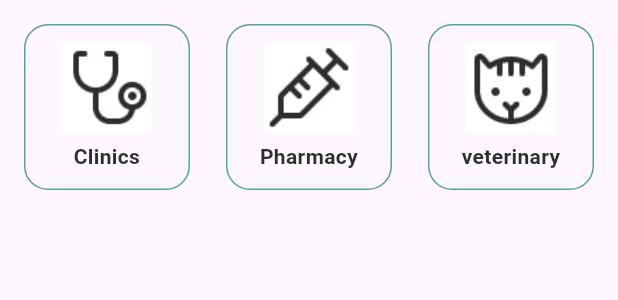
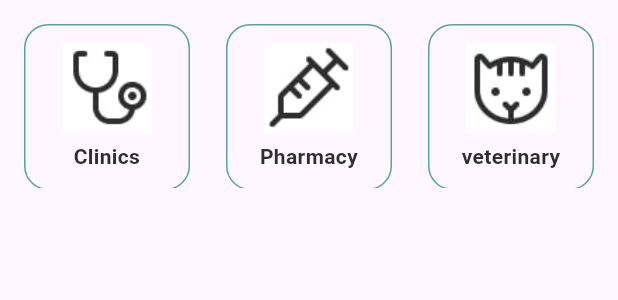
Before and after one commit to Rostomgh/MediDose-App, a Flutter app: the CategoryScreen widget shown alone on an empty page, opened directly, on a phone screen of 412 x 824 dp. Shown: the top 300 px of the screen. Run offline on Flutter 3.47's test engine with Material 3 defaults, Android fonts, the phone set to English and light mode, and no system bars; our stand-ins replace animated_splash_screen, eva_icons_flutter, responsive_grid, smooth_page_indicator.

Commit message:
fix error

```diff
--- a/lib/core/Theme/SizeBoxApp.dart
+++ b/lib/core/Theme/SizeBoxApp.dart
@@ -4,6 +4,6 @@ class AppSizes {
   static const double sizeBut = 28;
   static const double stext = 5;
   static const double sicon = 30;
-  static const double sizeColumn = 4;
+  static const double sizeColumn = 1;
   static const double sizeRow = 16;
 }
--- a/lib/core/Widgets/CategoryList.dart
+++ b/lib/core/Widgets/CategoryList.dart
@@ -9,7 +9,9 @@ class CategoryScreen extends StatelessWidget {
   Widget build(BuildContext context) {
     final categoryItems = CategoryItem().items;
 
-    return GridView.builder(
+    return Container(
+      height: 125, // Adjust the height as needed
+      child: GridView.builder(
         padding: const EdgeInsets.all(8.0),
         gridDelegate: const SliverGridDelegateWithFixedCrossAxisCount(
           crossAxisCount: 3,
@@ -25,6 +27,7 @@ class CategoryScreen extends StatelessWidget {
             navigate: item.navigate,
           );
         },
+      ),
     );
   }
 }
--- a/lib/core/Widgets/CustomGrid.dart
+++ b/lib/core/Widgets/CustomGrid.dart
@@ -28,7 +28,7 @@ class _CustomGridState extends State<CustomGrid> {
   @override
   Widget build(BuildContext context) {
     return Padding(
-      padding: const EdgeInsets.all(20.0),
+      padding: const EdgeInsets.all(15.0),
       child: ResponsiveGridRow(
         children: [
           ResponsiveGridCol(
--- a/pubspec.yaml
+++ b/pubspec.yaml
@@ -68,6 +68,7 @@ flutter:
     - assets/Logo/
     - assets/Oboarding/
     - assets/Category/
+    - assets/Clinc/
 
 
 
```
Also changed, not shown: lib/features/Screen/Home/HomeScreen.dart (+6 -6 lines), assets/Clinc/Clinc.jpg (added). Lines whose indentation alone changed are shown as unchanged.
